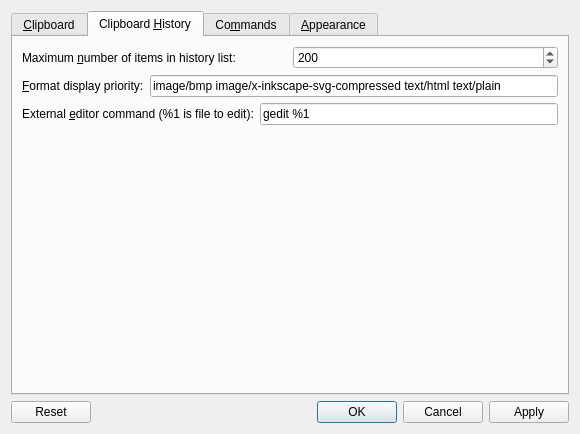
hluk/CopyQ, file src/configurationmanager.ui: the form before one commit.
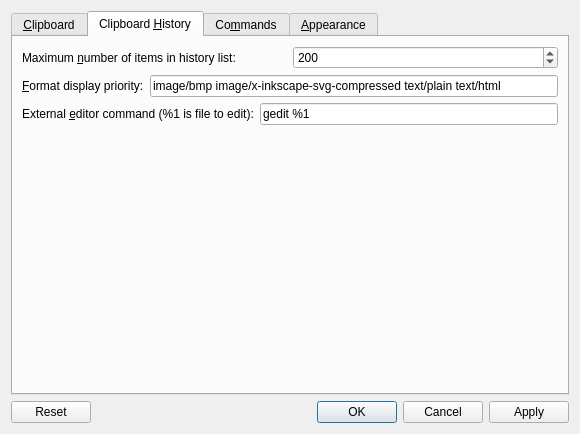
The form after the commit. The open tabs and pages were chosen to show the change.

Commit message: prefer text/plain format to text/html (better performance when displaying)

Diff of the .ui file:
```diff
--- a/src/configurationmanager.ui
+++ b/src/configurationmanager.ui
@@ -243,7 +243,7 @@
              <item>
               <widget class="QLineEdit" name="lineEditPriority">
                <property name="text">
-                <string>image/bmp image/x-inkscape-svg-compressed text/html text/plain</string>
+                <string>image/bmp image/x-inkscape-svg-compressed text/plain text/html</string>
                </property>
               </widget>
              </item>
```
